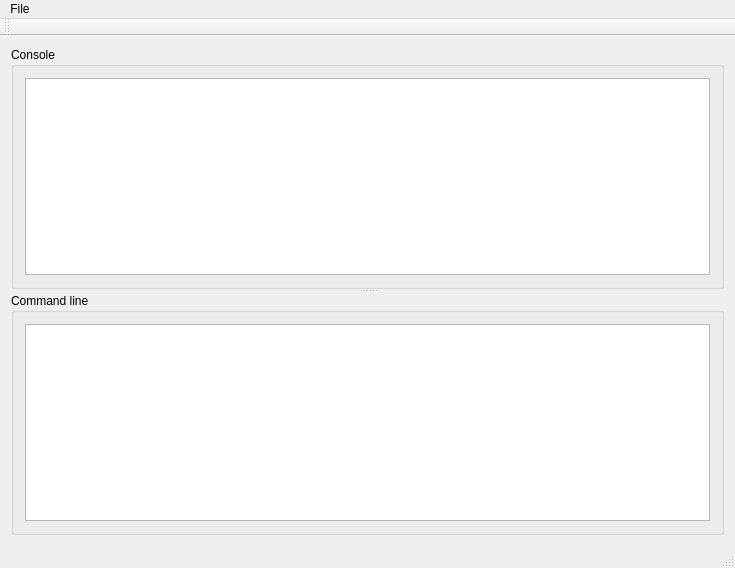
Above: CalcApp/calcapp.ui from grzegorz-kap/Calc before the change. Below: the same form after it.
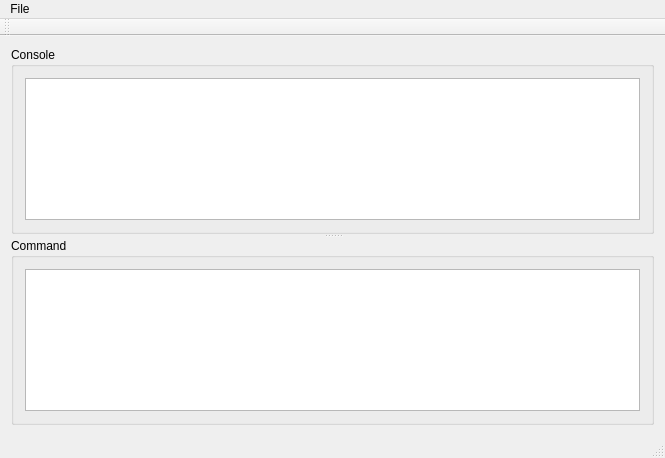
That is the form after the change. Custom widgets are drawn as their Qt base class.

```diff
--- a/CalcApp/calcapp.ui
+++ b/CalcApp/calcapp.ui
@@ -6,30 +6,22 @@
    <rect>
     <x>0</x>
     <y>0</y>
-    <width>735</width>
-    <height>568</height>
+    <width>665</width>
+    <height>458</height>
    </rect>
   </property>
   <property name="windowTitle">
    <string>CalcApp</string>
   </property>
   <widget class="QWidget" name="centralWidget">
-   <layout class="QHBoxLayout" name="horizontalLayout_4">
-    <item>
-     <layout class="QHBoxLayout" name="horizontalLayout_3">
+   <layout class="QVBoxLayout" name="verticalLayout_3">
       <item>
        <widget class="QSplitter" name="splitter">
-        <property name="mouseTracking">
-         <bool>true</bool>
-        </property>
-        <property name="layoutDirection">
-         <enum>Qt::LeftToRight</enum>
-        </property>
-        <property name="autoFillBackground">
-         <bool>false</bool>
-        </property>
-        <property name="frameShadow">
-         <enum>QFrame::Sunken</enum>
+      <property name="sizePolicy">
+       <sizepolicy hsizetype="Preferred" vsizetype="Preferred">
+        <horstretch>30</horstretch>
+        <verstretch>0</verstretch>
+       </sizepolicy>
         </property>
         <property name="orientation">
          <enum>Qt::Vertical</enum>
@@ -38,28 +30,33 @@
          <property name="title">
           <string>Console</string>
          </property>
-         <layout class="QHBoxLayout" name="horizontalLayout">
-          <item>
-           <widget class="Console" name="console"/>
-          </item>
-         </layout>
-        </widget>
-        <widget class="QGroupBox" name="groupBox_2">
-         <property name="title">
-          <string>Command line</string>
-         </property>
-         <layout class="QHBoxLayout" name="_2">
+       <layout class="QVBoxLayout" name="verticalLayout_2">
           <property name="sizeConstraint">
-           <enum>QLayout::SetNoConstraint</enum>
+         <enum>QLayout::SetDefaultConstraint</enum>
           </property>
           <item>
-           <widget class="CommandLine" name="commandLine"/>
+         <widget class="Console" name="console"/>
           </item>
          </layout>
         </widget>
+      <widget class="QGroupBox" name="commandLine_box">
+       <property name="title">
+        <string>Command</string>
+       </property>
+       <layout class="QVBoxLayout" name="verticalLayout">
+        <item>
+         <widget class="CommandLine" name="commandLine">
+          <property name="baseSize">
+           <size>
+            <width>0</width>
+            <height>200</height>
+           </size>
+          </property>
        </widget>
       </item>
      </layout>
+      </widget>
+     </widget>
     </item>
    </layout>
   </widget>
@@ -68,7 +65,7 @@
     <rect>
      <x>0</x>
      <y>0</y>
-     <width>735</width>
+     <width>665</width>
      <height>21</height>
     </rect>
    </property>
@@ -98,8 +95,8 @@
   </customwidget>
   <customwidget>
    <class>Console</class>
-   <extends>QTextEdit</extends>
-   <header>console.h</header>
+   <extends>QTextBrowser</extends>
+   <header location="global">console.h</header>
   </customwidget>
  </customwidgets>
  <resources>
```
Left out of the diff: 8 changed lines with no effect on the pictures. Lines whose indentation alone changed are shown as unchanged.
